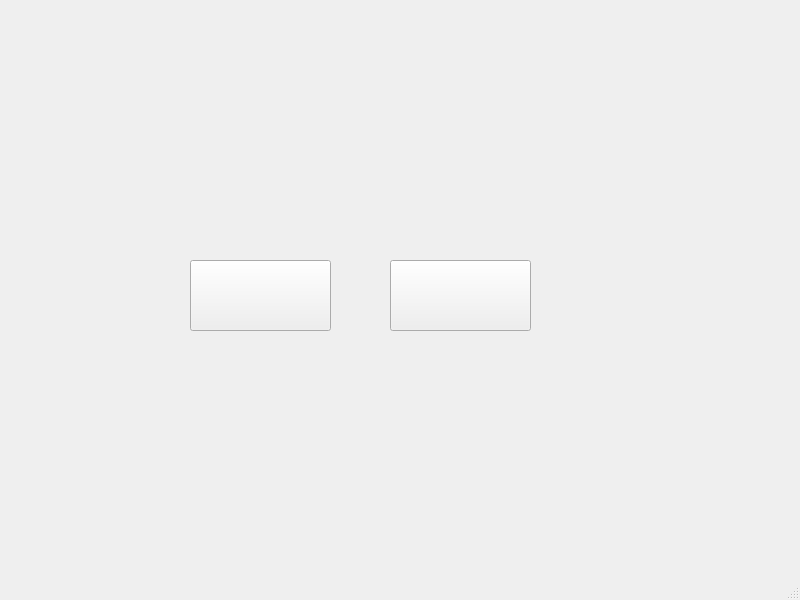
Above: mainwindow.ui from juan2ooo/Juego before the change. Below: the same form after it.
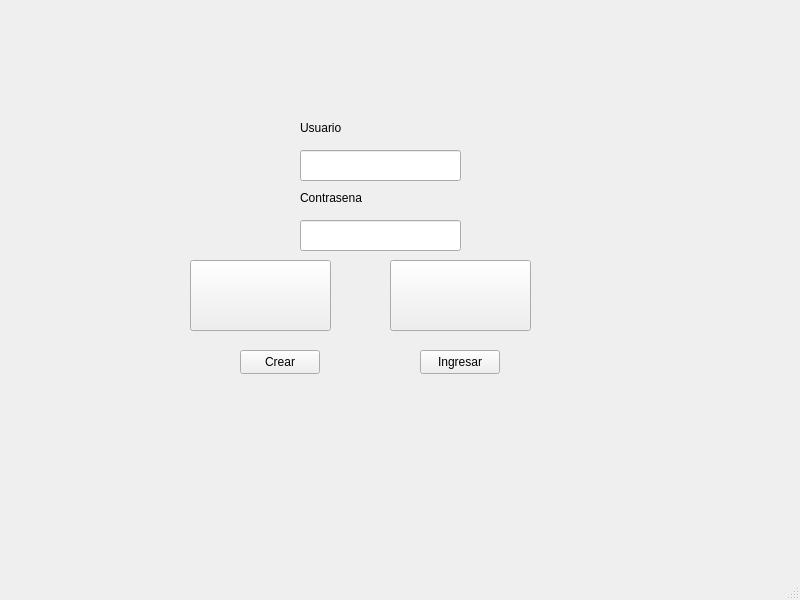
That is the form after the change. Icons and pictures are not drawn.

Commit message: terminado el menu de ingreso al usuario

```diff
--- a/mainwindow.ui
+++ b/mainwindow.ui
@@ -87,6 +87,78 @@
      <bool>false</bool>
     </property>
    </widget>
+   <widget class="QPushButton" name="create">
+    <property name="geometry">
+     <rect>
+      <x>240</x>
+      <y>350</y>
+      <width>80</width>
+      <height>24</height>
+     </rect>
+    </property>
+    <property name="text">
+     <string>Crear</string>
+    </property>
+   </widget>
+   <widget class="QPushButton" name="login">
+    <property name="geometry">
+     <rect>
+      <x>420</x>
+      <y>350</y>
+      <width>80</width>
+      <height>24</height>
+     </rect>
+    </property>
+    <property name="text">
+     <string>Ingresar</string>
+    </property>
+   </widget>
+   <widget class="QLineEdit" name="lineEditPass">
+    <property name="geometry">
+     <rect>
+      <x>300</x>
+      <y>220</y>
+      <width>161</width>
+      <height>31</height>
+     </rect>
+    </property>
+   </widget>
+   <widget class="QLabel" name="labelPass">
+    <property name="geometry">
+     <rect>
+      <x>300</x>
+      <y>190</y>
+      <width>71</width>
+      <height>16</height>
+     </rect>
+    </property>
+    <property name="text">
+     <string>Contrasena</string>
+    </property>
+   </widget>
+   <widget class="QLineEdit" name="lineEditUser">
+    <property name="geometry">
+     <rect>
+      <x>300</x>
+      <y>150</y>
+      <width>161</width>
+      <height>31</height>
+     </rect>
+    </property>
+   </widget>
+   <widget class="QLabel" name="labelUser">
+    <property name="geometry">
+     <rect>
+      <x>300</x>
+      <y>120</y>
+      <width>71</width>
+      <height>16</height>
+     </rect>
+    </property>
+    <property name="text">
+     <string>Usuario</string>
+    </property>
+   </widget>
   </widget>
   <widget class="QMenuBar" name="menubar">
    <property name="geometry">
```
Left out of the diff: 6 changed lines with no effect on the pictures. The commit also changes 7 other files.
